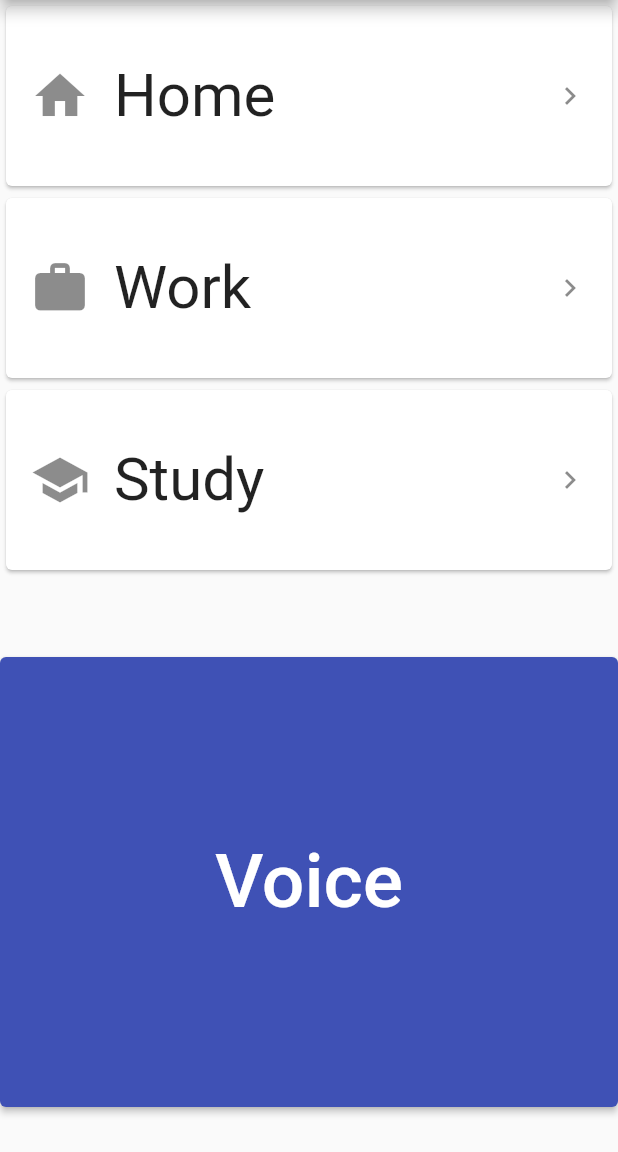
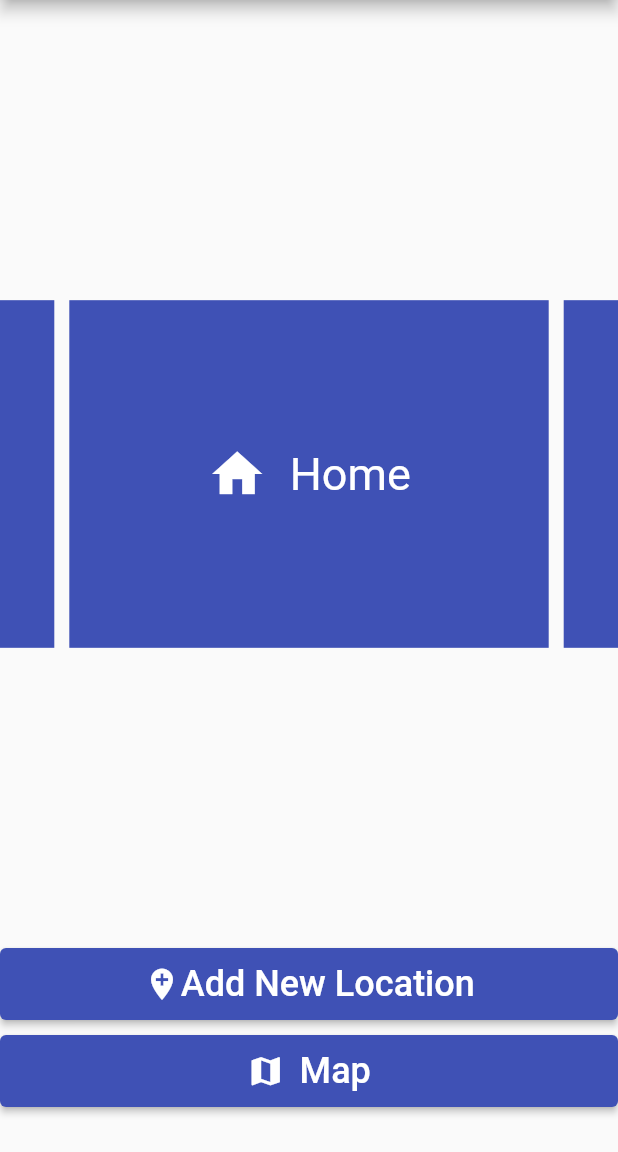
Before and after one commit to osoc21/Safe-Crossing, a Flutter app: the screen it shows after launch, on a phone screen of 412 x 824 dp, the part 84-1236 px from its top. Run offline on Flutter 3.47's test engine with Material 2 defaults, Android fonts, the light colour scheme and no system bars; drawn by our look-alikes of carousel_slider; our stand-ins replace geocoding, geolocator, google_maps_flutter; missing offline and left inert: flutter_polyline_points.

Commit message:
add of carousel view and some button redesign

```diff
--- a/safe_crossing/lib/screens/locations_screen.dart
+++ b/safe_crossing/lib/screens/locations_screen.dart
@@ -1,3 +1,4 @@
+import 'package:carousel_slider/carousel_slider.dart';
 import 'package:flutter/material.dart';
 import 'map_screen.dart';
 
@@ -11,15 +12,8 @@ class LocationsScreen extends StatefulWidget {
 }
 
 class _LocationsScreenState extends State<LocationsScreen> {
-  int _counter = 0;
-  List<String> titles = ['Home', 'Work', 'Study'];
+  List<String> locations = ['Home', 'Work', 'Study'];
   List<IconData> icons = [Icons.home, Icons.work, Icons.school];
-
-  void _incrementCounter() {
-    setState(() {
-      _counter++;
-    });
-  }
 
   @override
   Widget build(BuildContext context) {
@@ -29,58 +23,111 @@ class _LocationsScreenState extends State<LocationsScreen> {
       ),
       body: Center(
         child: Column(
-          mainAxisAlignment: MainAxisAlignment.center,
+          mainAxisAlignment: MainAxisAlignment.spaceBetween,
           children: <Widget>[
-            Expanded(
-              child: ListView.builder(
-                itemCount: titles.length,
-                itemBuilder: (context, index) {
-                  return Card(
-                    child: Container(
-                      height: 120,
-                      child: Center(
-                        child: ListTile(
-                          leading: Icon(
-                            icons[index],
-                            size: 40,
-                          ),
-                          title: Text(
-                            '${titles[index]}',
-                            style: TextStyle(fontSize: 40),
-                          ),
-                          trailing: Icon(Icons.keyboard_arrow_right),
-                          onTap: () {
-                            Navigator.pushNamed(context, MapScreen.routeName);
-                          },
-                        ),
-                      ),
-                    ),
-                  );
-                },
-              ),
+            _createSizedBox(0, 30),
+            Expanded(child: _createLocationsCarousel()),
+            _createSizedBox(0, 30),
+            Column(
+              children: <Widget>[
+                _createAddLocationButton(),
+                _createSizedBox(0, 10),
+                _createMapButton(),
+              ],
             ),
-            ElevatedButton(
-              child: Container(
-                height: 300,
-                width: double.infinity,
-                child: Center(
-                  child: Text(
-                    'Voice',
-                    style: TextStyle(fontSize: 50),
-                    textAlign: TextAlign.center,
-                  ),
-                ),
-              ),
-              onPressed: () {
-                Navigator.pushNamed(context, MapScreen.routeName);
-              },
-            ),
-            SizedBox(
-              height: 30,
-            )
+            _createSizedBox(0, 30),
           ],
         ),
       ),
     );
   }
+
+  ElevatedButton _createMapButton() {
+    return ElevatedButton(
+      child: Container(
+        width: double.infinity,
+        padding: EdgeInsets.all(10),
+        child:
+            Row(mainAxisAlignment: MainAxisAlignment.center, children: <Widget>[
+          Icon(
+            Icons.map,
+            size: 25,
+          ),
+          _createSizedBox(10, 0),
+          Text(
+            'Map',
+            style: TextStyle(fontSize: 24),
+            textAlign: TextAlign.center,
+          ),
+        ]),
+      ),
+      onPressed: () {
+        Navigator.pushNamed(context, MapScreen.routeName);
+      },
+    );
+  }
+
+  ElevatedButton _createAddLocationButton() {
+    return ElevatedButton(
+      child: Container(
+        width: double.infinity,
+        padding: EdgeInsets.all(10),
+        child: Row(
+          mainAxisAlignment: MainAxisAlignment.center,
+          children: <Widget>[
+            Icon(
+              Icons.add_location,
+              size: 25,
+            ),
+            Text(
+              'Add New Location',
+              style: TextStyle(fontSize: 24),
+              textAlign: TextAlign.center,
+            )
+          ],
+        ),
+      ),
+      onPressed: () => print('Hello'),
+    );
+  }
+
+  SizedBox _createSizedBox(double width, double height) {
+    return SizedBox(
+      height: height,
+      width: width,
+    );
+  }
+
+  CarouselSlider _createLocationsCarousel() {
+    return CarouselSlider(
+      options: CarouselOptions(),
+      items: locations.map((location) {
+        return Builder(
+          builder: (BuildContext context) {
+            return Container(
+                alignment: Alignment.center,
+                width: MediaQuery.of(context).size.width,
+                margin: EdgeInsets.symmetric(horizontal: 5.0),
+                decoration: BoxDecoration(color: Colors.indigo),
+                child: Row(
+                    crossAxisAlignment: CrossAxisAlignment.center,
+                    mainAxisAlignment: MainAxisAlignment.center,
+                    children: <Widget>[
+                      Icon(
+                        icons[locations.indexOf(location)],
+                        size: 40,
+                        color: Colors.white,
+                      ),
+                      _createSizedBox(15, 0),
+                      Text(
+                        '$location',
+                        textAlign: TextAlign.center,
+                        style: TextStyle(color: Colors.white, fontSize: 30.0),
+                      )
+                    ]));
+          },
+        );
+      }).toList(),
+    );
+  }
 }
--- a/safe_crossing/pubspec.yaml
+++ b/safe_crossing/pubspec.yaml
@@ -8,7 +8,7 @@ publish_to: 'none' # Remove this line if you wish to publish to pub.dev
 version: 1.0.0+1
 
 environment:
-  sdk: ">=2.12.0 <3.0.0"
+  sdk: '>=2.12.0 <3.0.0'
 
 dependencies:
   flutter:
@@ -22,7 +22,6 @@ dependencies:
   geocoding: ^2.0.0
   location: ^4.2.0
 
-
 dev_dependencies:
   flutter_test:
     sdk: flutter
@@ -32,7 +31,6 @@ dev_dependencies:
 
 # The following section is specific to Flutter.
 flutter:
-
   # The following line ensures that the Material Icons font is
   # included with your application, so that you can use the icons in
   # the material Icons class.
```
